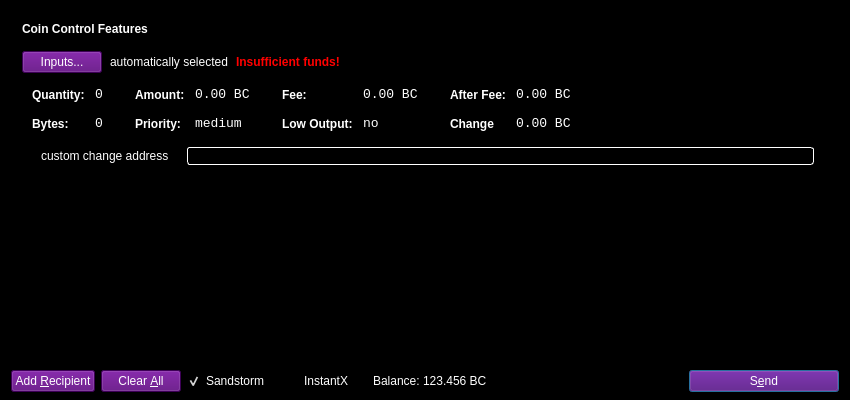
The window that src/qt/forms/sendcoinsdialog.ui (waffle-iron/DarkSilk-Release-Candidate) describes before a commit, drawn with Qt 5.
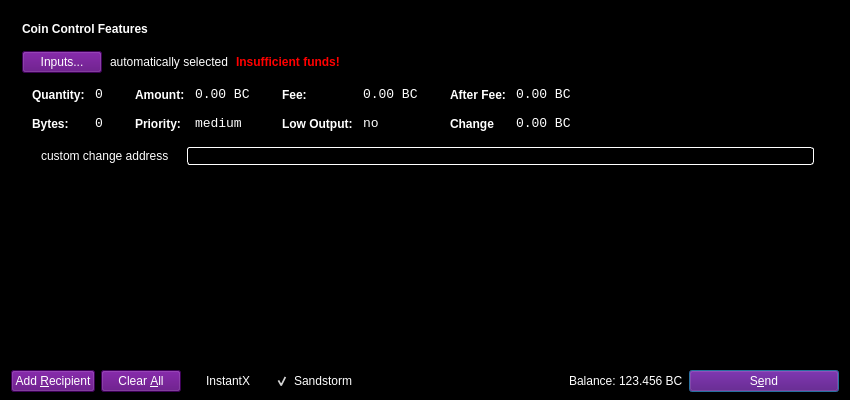
The same window after the commit. Icons and pictures are not drawn.

```diff
--- a/src/qt/forms/sendcoinsdialog.ui
+++ b/src/qt/forms/sendcoinsdialog.ui
@@ -743,22 +743,6 @@
        <property name="spacing">
         <number>3</number>
        </property>
-        <item>
-        <widget class="QCheckBox" name="checkUseSandstorm">
-         <property name="minimumSize">
-          <size>
-           <width>95</width>
-           <height>0</height>
-          </size>
-         </property>
-         <property name="text">
-          <string>Sandstorm</string>
-         </property>
-         <property name="checked">
-          <bool>true</bool>
-         </property>
-        </widget>
-       </item>
        <item>
         <widget class="QCheckBox" name="checkInstantX">
          <property name="enabled">
@@ -775,6 +759,35 @@
          </property>
         </widget>
        </item>
+       <item>
+        <widget class="QCheckBox" name="checkUseSandstorm">
+         <property name="minimumSize">
+          <size>
+           <width>95</width>
+           <height>0</height>
+          </size>
+         </property>
+         <property name="text">
+          <string>Sandstorm</string>
+         </property>
+         <property name="checked">
+          <bool>true</bool>
+         </property>
+        </widget>
+       </item>
+       <item>
+        <spacer name="horizontalSpacer">
+         <property name="orientation">
+          <enum>Qt::Horizontal</enum>
+         </property>
+         <property name="sizeHint" stdset="0">
+          <size>
+           <width>40</width>
+           <height>20</height>
+          </size>
+         </property>
+        </spacer>
+       </item>
        <item>
         <widget class="QLabel" name="label">
          <property name="sizePolicy">
@@ -809,19 +822,6 @@
        </item>
       </layout>
      </item>
-     <item>
-      <spacer name="horizontalSpacer">
-       <property name="orientation">
-        <enum>Qt::Horizontal</enum>
-       </property>
-       <property name="sizeHint" stdset="0">
-        <size>
-         <width>40</width>
-         <height>20</height>
-        </size>
-       </property>
-      </spacer>
-     </item>
      <item>
       <widget class="QPushButton" name="sendButton">
        <property name="minimumSize">
```
Left out of the diff: 7 changed lines with no effect on the pictures.
